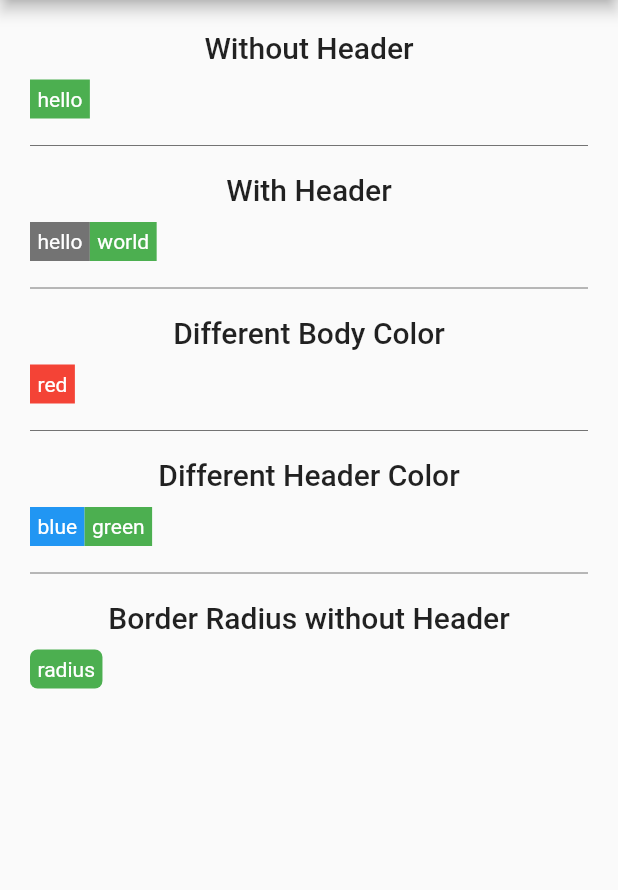
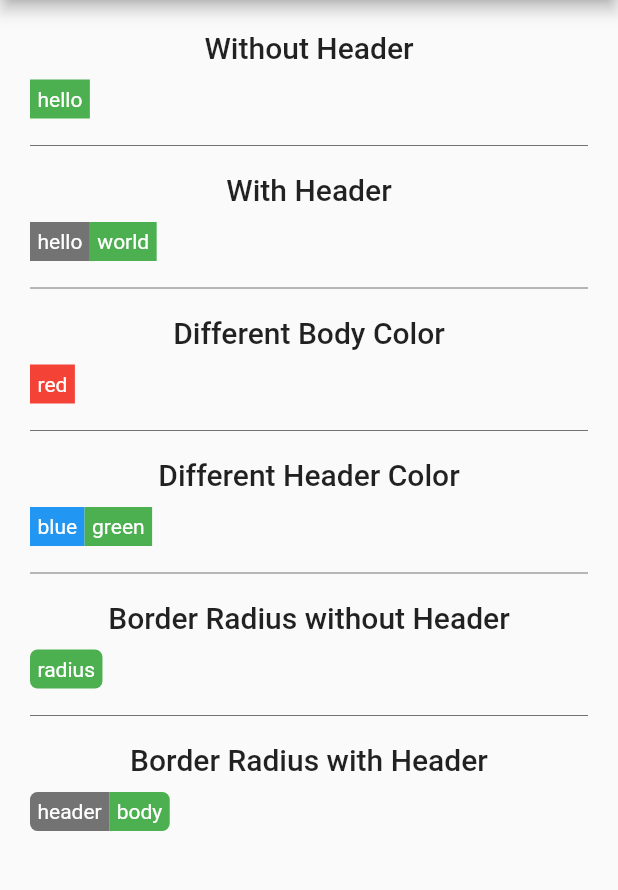
Before and after one commit to erayerdin/metabadge, a Flutter app: the screen it shows after launch, on a phone screen of 412 x 824 dp, the part 84-974 px from its top. Run offline on Flutter 3.47's test engine with Material 2 defaults, Android fonts, the phone set to English and light mode, and no system bars.

Commit message:
impled MetabadgeDecoration.radius with header

```diff
--- a/examples/project/lib/main.dart
+++ b/examples/project/lib/main.dart
@@ -93,6 +93,20 @@ const List<MetabadgeExample> examples = [
       decoration: MetabadgeDecoration(radius: 5),
     ),
   ),
+  MetabadgeExample(
+    title: 'Border Radius with Header',
+    metabadge: Metabadge(
+      header: Text(
+        'header',
+        style: whiteTextStyle,
+      ),
+      body: Text(
+        'body',
+        style: whiteTextStyle,
+      ),
+      decoration: MetabadgeDecoration(radius: 5),
+    ),
+  ),
 ];
 
 class HomePage extends StatelessWidget {
--- a/lib/src/metabadge.dart
+++ b/lib/src/metabadge.dart
@@ -37,14 +37,25 @@ class Metabadge extends StatelessWidget {
         if (header != null)
           Container(
             padding: const EdgeInsets.all(5),
-            color: decoration.headerColor,
+            decoration: BoxDecoration(
+              color: decoration.headerColor,
+              borderRadius: BorderRadius.only(
+                topLeft: Radius.circular(decoration.radius ?? 0),
+                bottomLeft: Radius.circular(decoration.radius ?? 0),
+              ),
+            ),
             child: header,
           ),
         Container(
           padding: const EdgeInsets.all(5),
           decoration: BoxDecoration(
-            borderRadius: BorderRadius.circular(decoration.radius ?? 0),
             color: decoration.bodyColor,
+            borderRadius: header == null
+                ? BorderRadius.all(Radius.circular(decoration.radius ?? 0))
+                : BorderRadius.only(
+                    topRight: Radius.circular(decoration.radius ?? 0),
+                    bottomRight: Radius.circular(decoration.radius ?? 0),
+                  ),
           ),
           child: body,
         ),
```
